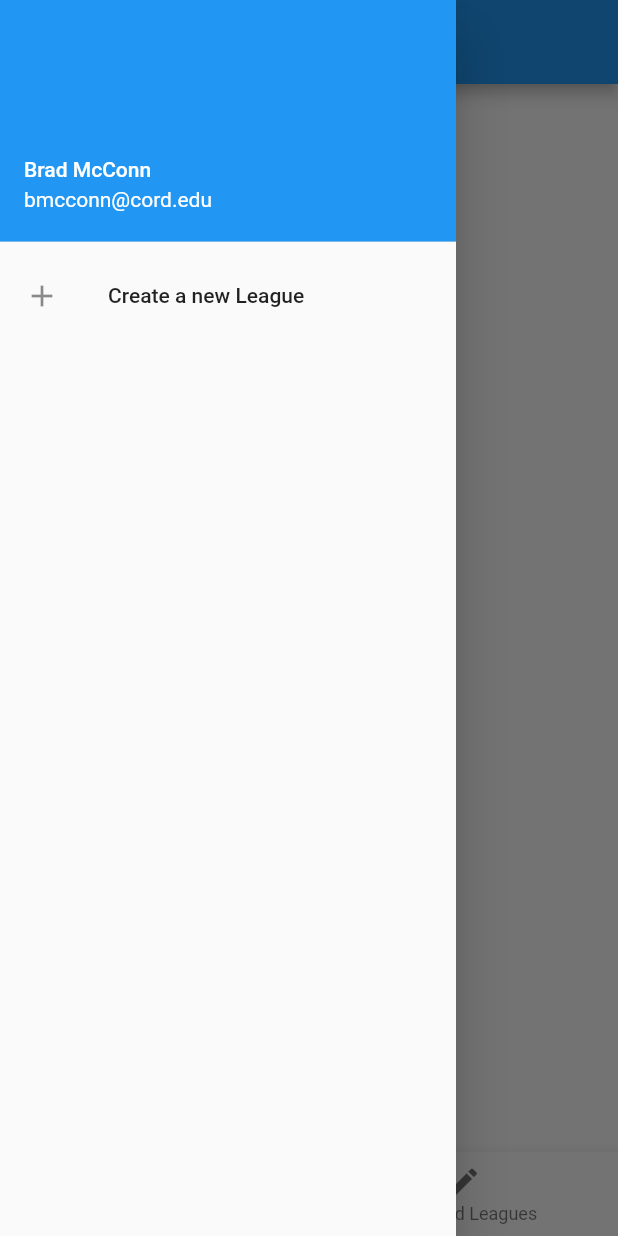
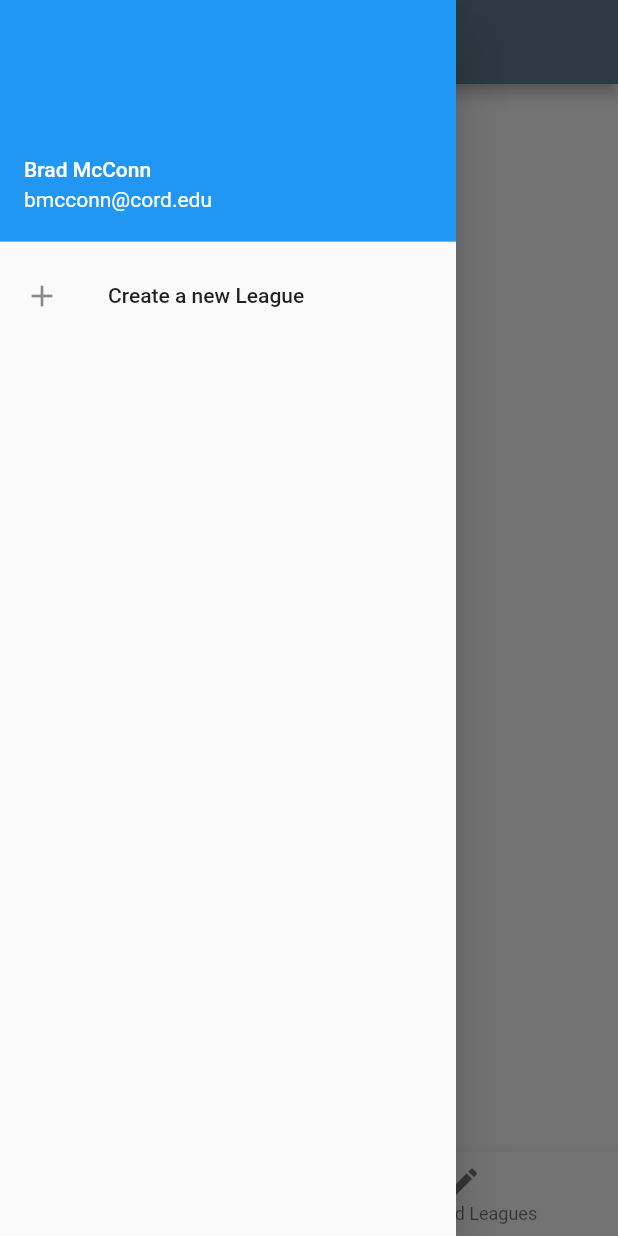
Before and after one commit to bmcconn/meagur-app, a Flutter app: the screen it shows after launch, with the side drawer open, on a phone screen of 412 x 824 dp. Run offline on Flutter 3.47's test engine with Material 2 defaults, Android fonts, the phone set to English and light mode, and no system bars; missing offline and left inert: validator.

Commit message:
Revert primary color to blueGrey.

```diff
--- a/lib/main.dart
+++ b/lib/main.dart
@@ -18,7 +18,7 @@ class MyApp extends StatelessWidget {
       home: new HomePage(0, meagurService),
       theme: new ThemeData(
         accentColor: Colors.lightBlue,
-        primaryColor: Colors.blue,
+        primaryColor: Colors.blueGrey,
         hintColor: Colors.grey[700],
       ),
       routes: <String, WidgetBuilder> {
```
